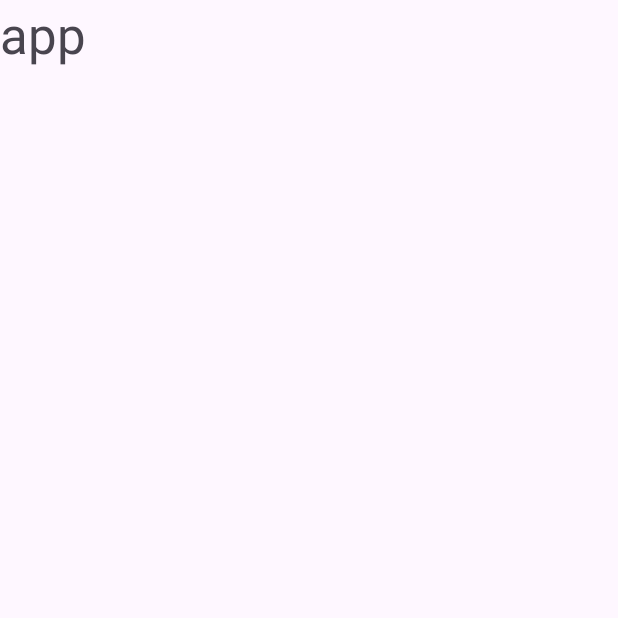
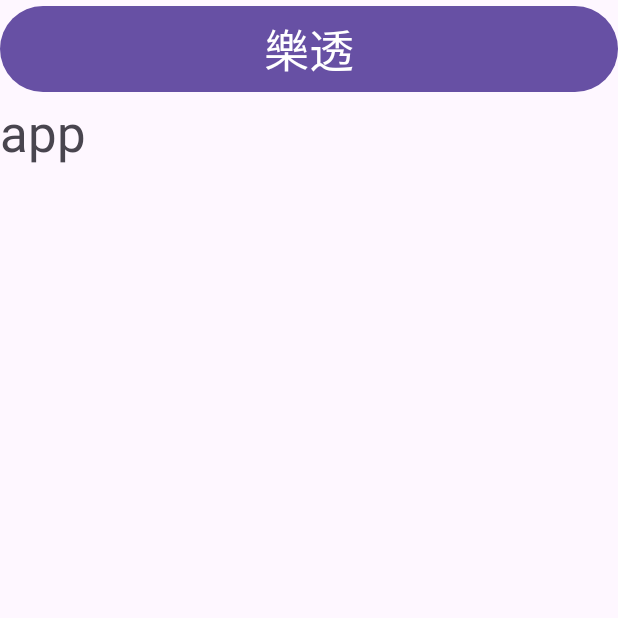
Before and after one commit to Jenny411146928/Lotto, an Android app: the screen it shows after launch (MainActivity), on a phone screen of 412 x 824 dp, the top half of it. Before the commit the part shown is almost empty. Run offline under Robolectric (Android 15) with nearby library versions, the phone set to English and light mode, and no system bars.

Commit message:
加入樂透功能

```diff
--- a/app/src/main/res/layout/activity_main.xml
+++ b/app/src/main/res/layout/activity_main.xml
@@ -6,6 +6,14 @@
     android:layout_height="match_parent"
     tools:context=".MainActivity"
     android:orientation="vertical">
+
+    <Button
+        android:id="@+id/btn"
+        android:layout_width="match_parent"
+        android:layout_height="wrap_content"
+        android:onClick="happy"
+        android:text="樂透"
+        android:textSize="30sp" />
 
     <TextView
         android:id="@+id/txv"
```
